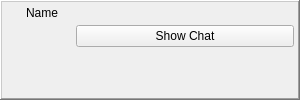
First picture: the form in retroshare-gui/src/gui/toaster/ChatToaster.ui, repository RetroShare/RetroShare, before the edit.
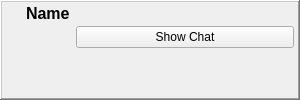
Second picture: the form after the edit. Icons and pictures are not drawn. Custom widgets are drawn as their Qt base class.

What changed in the file:
```diff
--- a/retroshare-gui/src/gui/toaster/ChatToaster.ui
+++ b/retroshare-gui/src/gui/toaster/ChatToaster.ui
@@ -22,30 +22,48 @@
     <height>100</height>
    </size>
   </property>
-  <layout class="QHBoxLayout">
+  <layout class="QHBoxLayout" name="ChatToaster_HL">
    <property name="spacing">
     <number>0</number>
    </property>
-   <property name="margin">
+   <property name="leftMargin">
+    <number>0</number>
+   </property>
+   <property name="topMargin">
+    <number>0</number>
+   </property>
+   <property name="rightMargin">
+    <number>0</number>
+   </property>
+   <property name="bottomMargin">
     <number>0</number>
    </property>
    <item>
-    <widget class="QFrame" name="windowFrame">
+    <widget class="QFrame" name="toasterFrame">
      <property name="frameShape">
       <enum>QFrame::WinPanel</enum>
      </property>
      <property name="frameShadow">
       <enum>QFrame::Raised</enum>
      </property>
-     <layout class="QGridLayout">
-      <property name="margin">
+     <layout class="QGridLayout" name="toasterFrame_GL">
+      <property name="leftMargin">
+       <number>2</number>
+      </property>
+      <property name="topMargin">
+       <number>2</number>
+      </property>
+      <property name="rightMargin">
+       <number>2</number>
+      </property>
+      <property name="bottomMargin">
        <number>2</number>
       </property>
       <property name="spacing">
        <number>2</number>
       </property>
       <item row="0" column="0">
-       <layout class="QHBoxLayout">
+       <layout class="QHBoxLayout" name="toaster_HL">
         <property name="spacing">
          <number>6</number>
         </property>
@@ -79,13 +97,20 @@
         </item>
         <item>
          <widget class="QLabel" name="toasterLabel">
+          <property name="font">
+           <font>
+            <pointsize>12</pointsize>
+            <weight>75</weight>
+            <bold>true</bold>
+           </font>
+          </property>
           <property name="text">
            <string notr="true">Name</string>
           </property>
          </widget>
         </item>
         <item>
-         <spacer>
+         <spacer name="toaster_HSpacer">
           <property name="orientation">
            <enum>Qt::Horizontal</enum>
           </property>
@@ -123,7 +148,7 @@
        </layout>
       </item>
       <item row="1" column="0">
-       <layout class="QGridLayout">
+       <layout class="QGridLayout" name="buttons_GL">
         <property name="spacing">
          <number>2</number>
         </property>
```
